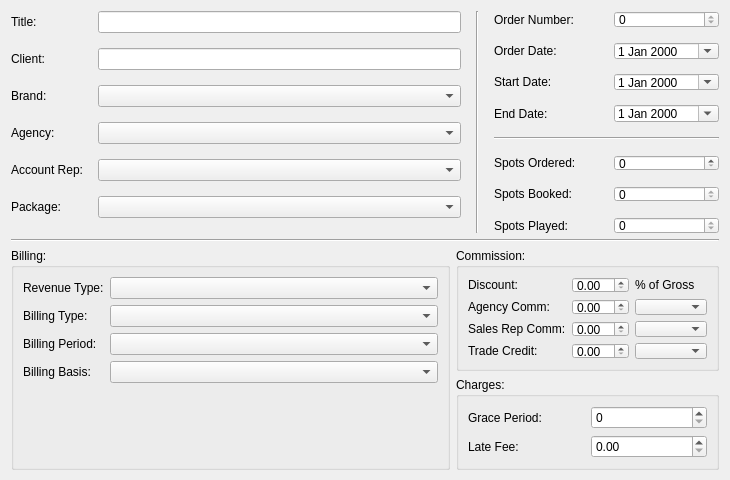
Before: the Qt Designer form rave/Traffik/orderform.ui in pgathogo/raven, drawn with Qt 5.
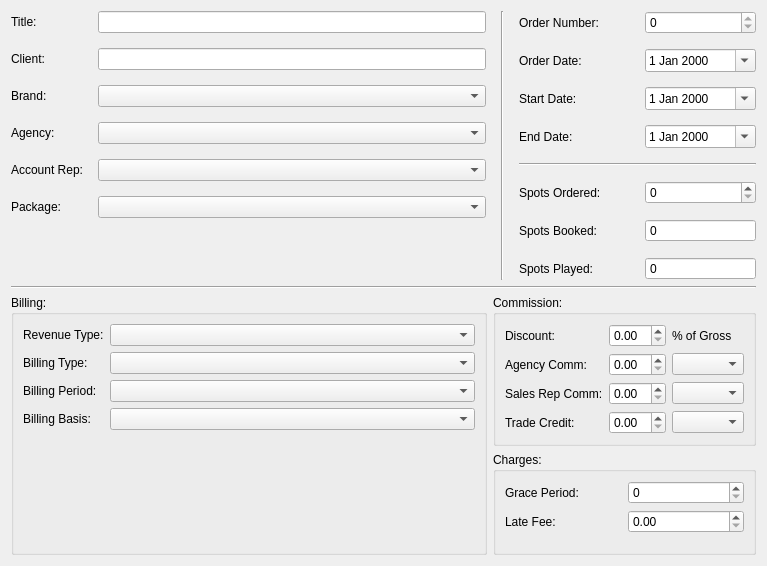
After: the same form once the commit is applied.

Commit message: Traffik: Adjust sizes of Order Form widgets

Diff of the .ui file:
```diff
--- a/rave/Traffik/orderform.ui
+++ b/rave/Traffik/orderform.ui
@@ -6,8 +6,8 @@
    <rect>
     <x>0</x>
     <y>0</y>
-    <width>730</width>
-    <height>480</height>
+    <width>767</width>
+    <height>566</height>
    </rect>
   </property>
   <property name="sizePolicy">
@@ -164,6 +164,9 @@
          <property name="readOnly">
           <bool>true</bool>
          </property>
+         <property name="buttonSymbols">
+          <enum>QAbstractSpinBox::NoButtons</enum>
+         </property>
          <property name="maximum">
           <number>9999</number>
          </property>
@@ -184,6 +187,9 @@
          <property name="readOnly">
           <bool>true</bool>
          </property>
+         <property name="buttonSymbols">
+          <enum>QAbstractSpinBox::NoButtons</enum>
+         </property>
          <property name="maximum">
           <number>9999</number>
          </property>
```
